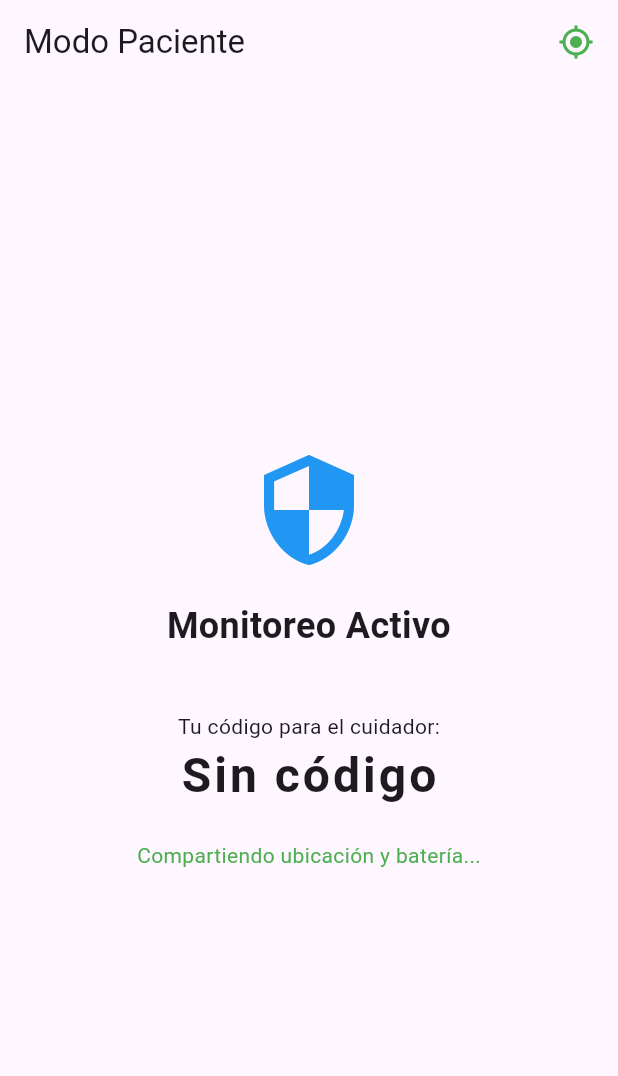
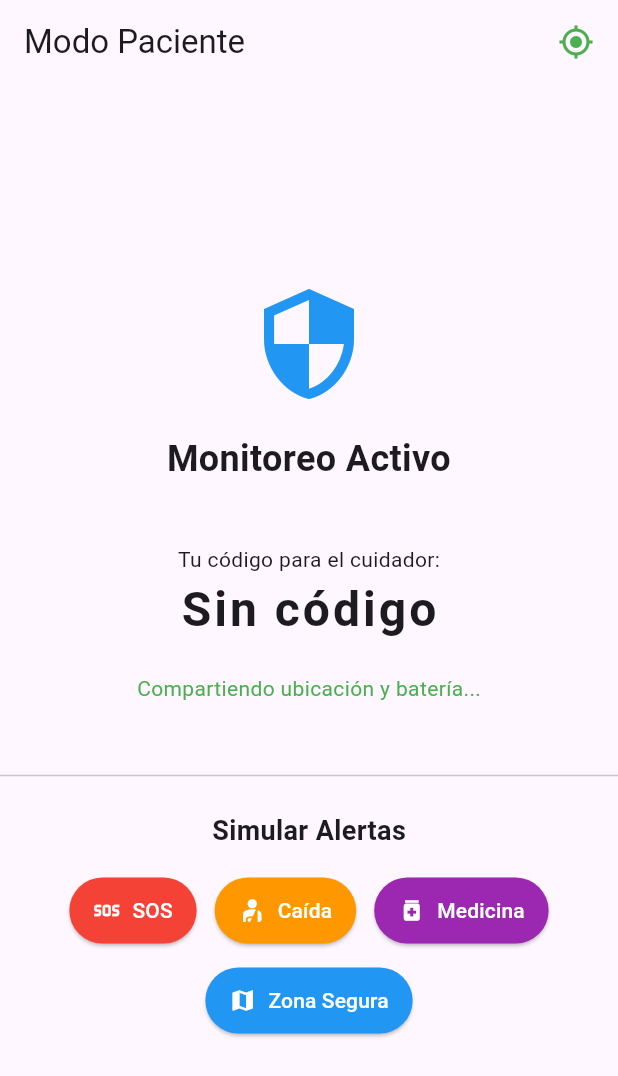
Before and after one commit to KerBeGo/Homeguard, a Flutter app: the HomePaciente screen opened directly, on a phone screen of 412 x 824 dp. Shown: the top 1076 px of the screen. Run offline on Flutter 3.47's test engine with Material 3 defaults, Android fonts, the phone set to English and light mode, and no system bars; our stand-ins replace battery_plus, cloud_firestore, firebase_auth, firebase_core, firebase_messaging, geolocator and 1 more; accounts and stored records are empty.

Commit message:
se agregaron unos botones para siumular los 4 tipo de alertas: SOS, caida, medicamento, salida de zona segura

```diff
--- a/lib/main.dart
+++ b/lib/main.dart
@@ -23,7 +23,9 @@ class MyApp extends StatelessWidget {
     return MaterialApp(
       debugShowCheckedModeBanner: false,
       title: 'Flutter Demo',
-      theme: ThemeData(colorScheme: .fromSeed(seedColor: Colors.deepPurple)),
+      theme: ThemeData(
+        colorScheme: ColorScheme.fromSeed(seedColor: Colors.deepPurple),
+      ),
       home: const AccesoScreen(),
     );
   }
--- /dev/null
+++ b/lib/models/alerts_model.dart
@@ -0,0 +1,48 @@
+import 'package:cloud_firestore/cloud_firestore.dart';
+
+class AlertModel {
+  final String? id;
+  final String tipo; // 'caida', 'medicamento', 'zona_segura', 'sos'
+  final String mensaje;
+  final String pacienteId;
+  final String pacienteNombre;
+  final String cuidadorId;
+  final DateTime timestamp;
+  final bool leida;
+
+  AlertModel({
+    this.id,
+    required this.tipo,
+    required this.mensaje,
+    required this.pacienteId,
+    required this.pacienteNombre,
+    required this.cuidadorId,
+    required this.timestamp,
+    this.leida = false,
+  });
+
+  Map<String, dynamic> toMap() {
+    return {
+      'tipo': tipo,
+      'mensaje': mensaje,
+      'pacienteId': pacienteId,
+      'pacienteNombre': pacienteNombre,
+      'cuidadorId': cuidadorId,
+      'timestamp': Timestamp.fromDate(timestamp),
+      'leida': leida,
+    };
+  }
+
+  factory AlertModel.fromMap(Map<String, dynamic> map, String id) {
+    return AlertModel(
+      id: id,
+      tipo: map['tipo'] ?? '',
+      mensaje: map['mensaje'] ?? '',
+      pacienteId: map['pacienteId'] ?? '',
+      pacienteNombre: map['pacienteNombre'] ?? '',
+      cuidadorId: map['cuidadorId'] ?? '',
+      timestamp: (map['timestamp'] as Timestamp).toDate(),
+      leida: map['leida'] ?? false,
+    );
+  }
+}
--- a/lib/screens/acceso_screen.dart
+++ b/lib/screens/acceso_screen.dart
@@ -22,11 +22,11 @@ class AccesoScreen extends StatelessWidget {
         // 2. Si SI está logueado, necesitamos saber su ROL en Firestore
         User usuarioLogueado = snapshot.data!;
 
-        return FutureBuilder<DocumentSnapshot>(
-          future: FirebaseFirestore.instance
+        return StreamBuilder<DocumentSnapshot>(
+          stream: FirebaseFirestore.instance
               .collection('users')
               .doc(usuarioLogueado.uid)
-              .get(),
+              .snapshots(),
           builder: (context, snapshotFirestore) {
             // Mientras carga el rol, mostramos un circulito
             if (snapshotFirestore.connectionState == ConnectionState.waiting) {
--- a/lib/screens/paciente/home_paciente.dart
+++ b/lib/screens/paciente/home_paciente.dart
@@ -4,6 +4,7 @@ import 'package:firebase_auth/firebase_auth.dart';
 import 'package:cloud_firestore/cloud_firestore.dart';
 import 'package:geolocator/geolocator.dart';
 import 'package:battery_plus/battery_plus.dart';
+import '../../services/alert_service.dart';
 
 class HomePaciente extends StatefulWidget {
   const HomePaciente({super.key});
@@ -173,9 +174,105 @@ class _HomePacienteState extends State<HomePaciente> {
                 "Compartiendo ubicación y batería...",
                 style: TextStyle(color: Colors.green),
               ),
+            const SizedBox(height: 40),
+            const Divider(),
+            const Padding(
+              padding: EdgeInsets.symmetric(vertical: 16),
+              child: Text(
+                "Simular Alertas",
+                style: TextStyle(fontSize: 18, fontWeight: FontWeight.bold),
+              ),
+            ),
+            Wrap(
+              spacing: 12,
+              runSpacing: 12,
+              alignment: WrapAlignment.center,
+              children: [
+                _buildAlertButton(
+                  context,
+                  label: "SOS",
+                  icon: Icons.sos,
+                  color: Colors.red,
+                  onPressed: () =>
+                      _sendAlert("sos", "¡Solicitud de ayuda SOS!"),
+                ),
+                _buildAlertButton(
+                  context,
+                  label: "Caída",
+                  icon: Icons.personal_injury,
+                  color: Colors.orange,
+                  onPressed: () =>
+                      _sendAlert("caida", "Se ha detectado una posible caída"),
+                ),
+                _buildAlertButton(
+                  context,
+                  label: "Medicina",
+                  icon: Icons.medication,
+                  color: Colors.purple,
+                  onPressed: () => _sendAlert(
+                    "medicamento",
+                    "Recordatorio de medicamento pendiente",
+                  ),
+                ),
+                _buildAlertButton(
+                  context,
+                  label: "Zona Segura",
+                  icon: Icons.map,
+                  color: Colors.blue,
+                  onPressed: () => _sendAlert(
+                    "zona_segura",
+                    "El paciente ha salido de la zona segura",
+                  ),
+                ),
+              ],
+            ),
           ],
         ),
       ),
     );
   }
+
+  Widget _buildAlertButton(
+    BuildContext context, {
+    required String label,
+    required IconData icon,
+    required Color color,
+    required VoidCallback onPressed,
+  }) {
+    return ElevatedButton.icon(
+      style: ElevatedButton.styleFrom(
+        backgroundColor: color,
+        foregroundColor: Colors.white,
+        padding: const EdgeInsets.symmetric(horizontal: 16, vertical: 12),
+      ),
+      onPressed: onPressed,
+      icon: Icon(icon),
+      label: Text(label),
+    );
+  }
+
+  final AlertService _alertService = AlertService();
+
+  Future<void> _sendAlert(String tipo, String mensaje) async {
+    try {
+      await _alertService.enviarAlerta(tipo: tipo, mensaje: mensaje);
+      if (mounted) {
+        ScaffoldMessenger.of(context).showSnackBar(
+          SnackBar(
+            content: Text("Alerta de $tipo enviada con éxito"),
+            backgroundColor: Colors.green,
+          ),
+        );
+      }
+    } catch (e) {
+      if (mounted) {
+        ScaffoldMessenger.of(context).showSnackBar(
+          SnackBar(
+            content: Text("Error al enviar alerta: $e"),
+            backgroundColor: Colors.red,
+          ),
+        );
+      }
+    }
+  }
 }
```
Also changed, not shown: lib/screens/cuidador/alertas_cuidador.dart (+57 -5 lines), lib/services/alert_service.dart (added, +42 -0 lines).
